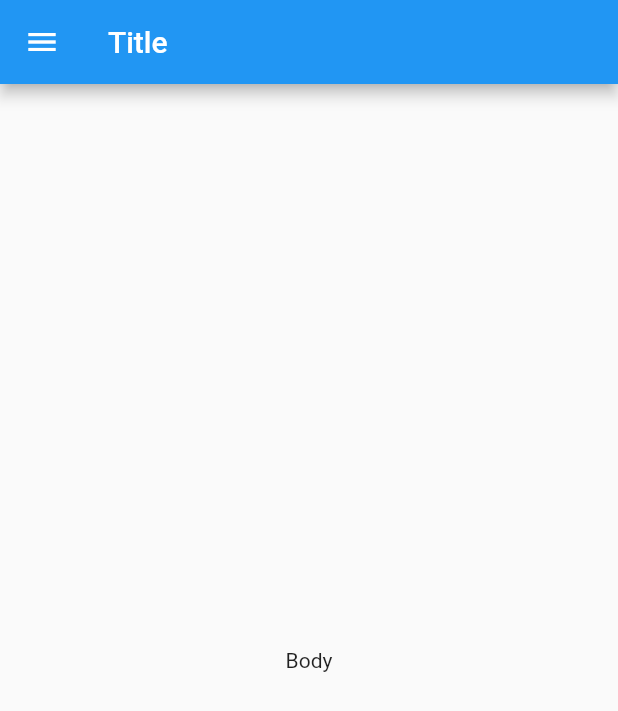
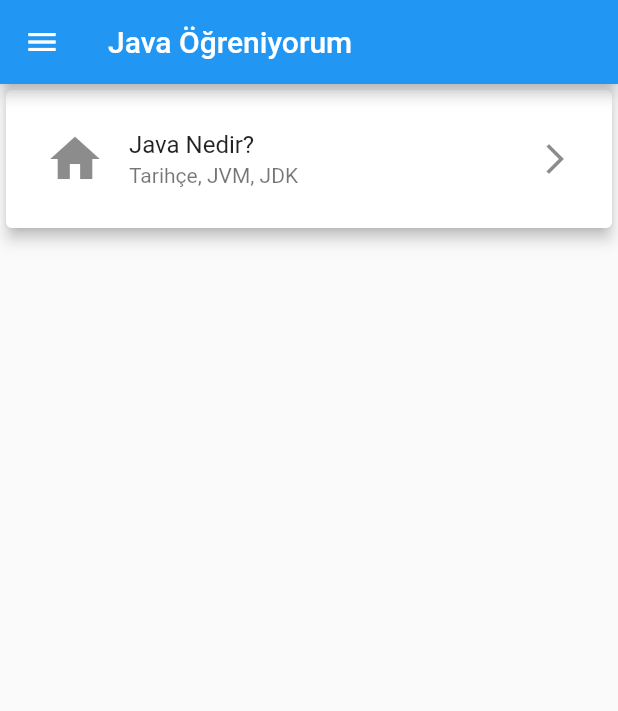
Before and after one commit to nejdetkadir/flutter_learn_java, a Flutter app: the screen it shows after launch, on a phone screen of 412 x 824 dp. Shown: the top 711 px of the screen. Run offline on Flutter 3.47's test engine with Material 2 defaults, Android fonts, the phone set to English and light mode, and no system bars.

Commit message:
Add static data and create listview for main page

```diff
--- /dev/null
+++ b/lib/ListData.dart
@@ -0,0 +1,24 @@
+import 'package:flutter/material.dart';
+
+class ListData {
+  String title;
+  String subTitle;
+  Icon icon;
+
+  ListData(this.title, this.subTitle, this.icon);
+
+  static const List<String> titles = [
+    "Java Nedir?"
+  ];
+
+  static const List<String> subTitles = [
+    "Tarihçe, JVM, JDK"
+  ];
+
+  static const List<Icon> icons = [
+    Icon(
+      Icons.home,
+      size: 40,
+    )
+  ];
+}
--- a/lib/main.dart
+++ b/lib/main.dart
@@ -1,4 +1,6 @@
 import 'package:flutter/material.dart';
+
+import 'ListData.dart';
 
 void main() {
   runApp(MyApp());
@@ -21,11 +23,21 @@ class MyHomePage extends StatefulWidget {
 }
 
 class _MyHomePageState extends State<MyHomePage> {
+  List<ListData> listData = setListData();
+
+  static List<ListData> setListData() {
+    List<ListData> l = [];
+    for (int i = 0; i < ListData.titles.length; i++) {
+      l.add(new ListData(ListData.titles[i], ListData.subTitles[i], ListData.icons[i]));
+    }
+    return l;
+  }
+
   @override
   Widget build(BuildContext context) {
     return Scaffold(
       appBar: AppBar(
-        title: Text("Title"),
+        title: Text("Java Öğreniyorum"),
       ),
       drawer: Drawer(
         child: ListView(
@@ -45,22 +57,37 @@ class _MyHomePageState extends State<MyHomePage> {
             ),
             ListTile(
               leading: Icon(Icons.home),
-              title: Text(
-                "Home"
-              ),
+              title: Text("ANASAYFA"),
             )
           ],
         ),
       ),
-      body: Center(
-        child: Column(
-          mainAxisAlignment: MainAxisAlignment.center,
-          children: <Widget>[
-            Text(
-              'Body',
+      body: ListView.builder(
+        itemBuilder: (BuildContext context, int position) {
+          return Card(
+            elevation: 4,
+            child: Padding(
+              padding: const EdgeInsets.all(10.0),
+              child: ListTile(
+                onTap: () {
+                  print('tıklanan öğe => ${listData[position].title}');
+                },
+                leading:
+                  listData[position].icon,
+                title: Text(
+                    listData[position].title
+                ),
+                subtitle: Text(
+                  listData[position].subTitle,
+                ),
+                trailing: Icon(
+                  Icons.arrow_forward_ios
+                ),
+              ),
             ),
-          ],
-        ),
+          );
+        },
+        itemCount: listData.length,
       ),
     );
   }
```
